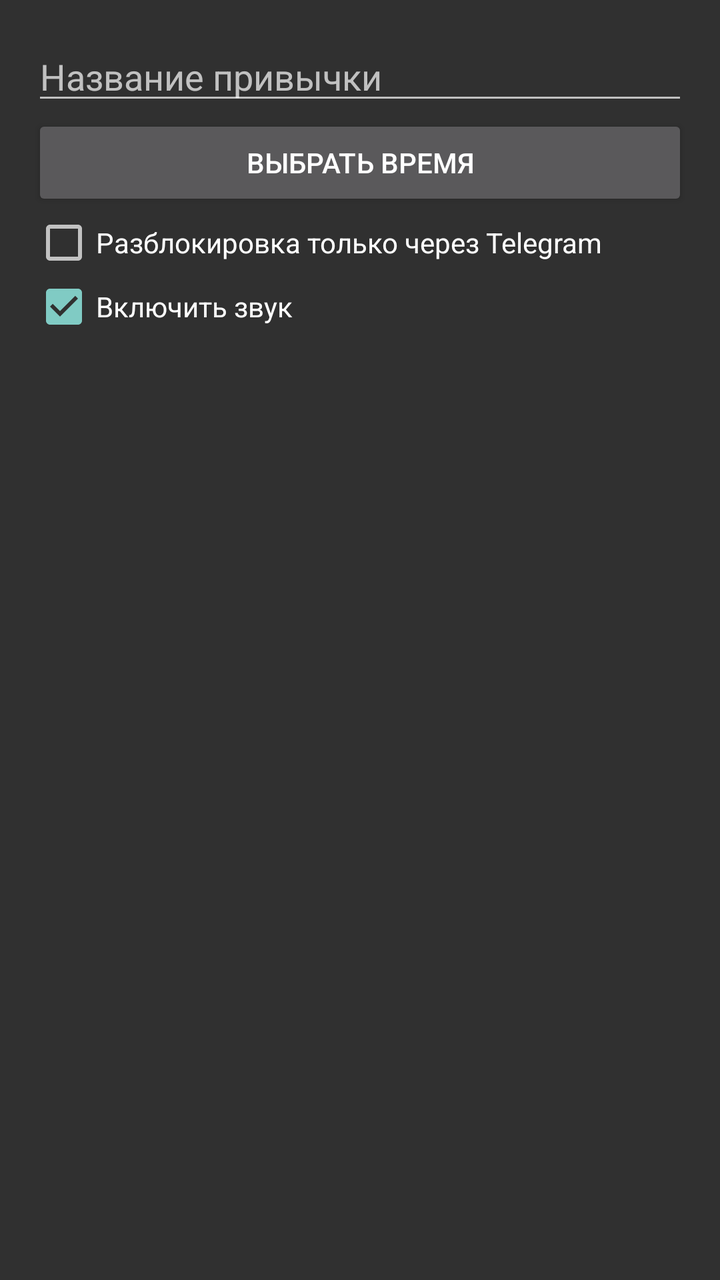
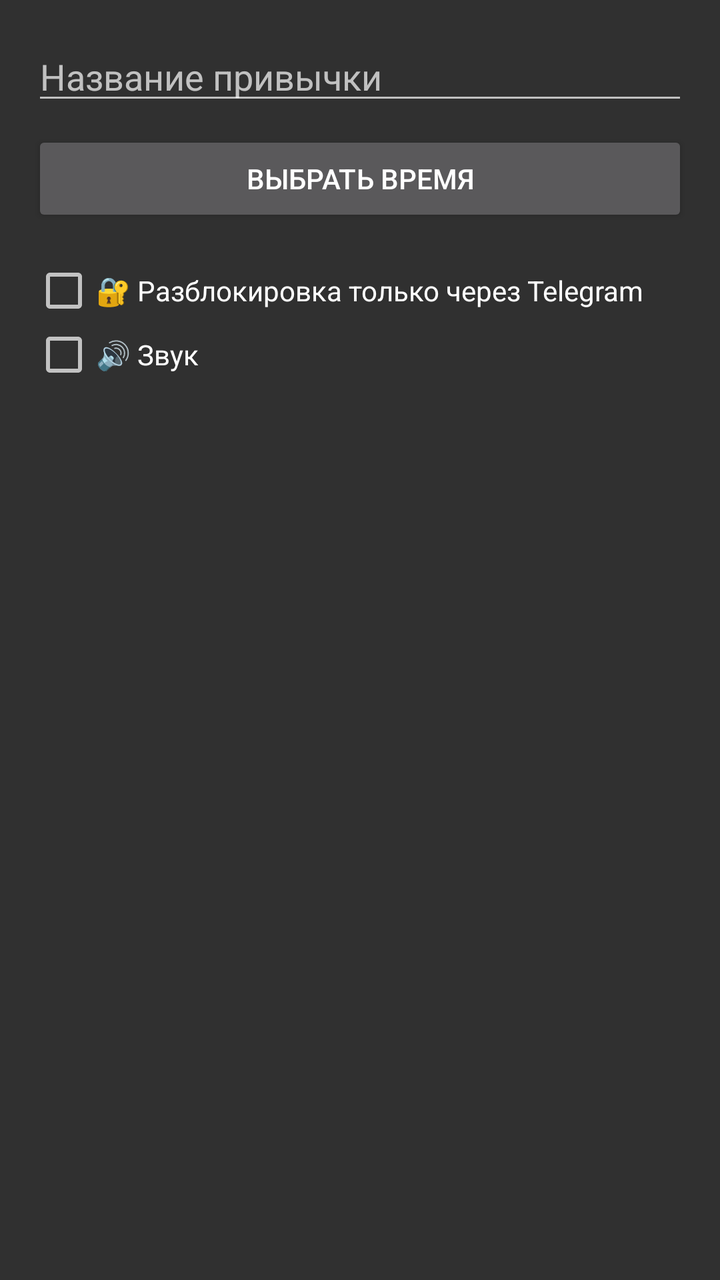

Two renders of the same Android screen: before a commit and after it. Below are the layout's source before the change and the commit's diff.
<!-- AndroidManifest.xml: application theme Theme.AppCompat.NoActionBar -->
<!-- res/layout/dialog_add_habit.xml -->
<?xml version="1.0" encoding="utf-8"?>
<LinearLayout xmlns:android="http://schemas.android.com/apk/res/android"
    android:layout_width="match_parent"
    android:layout_height="wrap_content"
    android:orientation="vertical"
    android:padding="16dp">

    <EditText
        android:id="@+id/habitName"
        android:layout_width="match_parent"
        android:layout_height="wrap_content"
        android:hint="Название привычки" />

    <Button
        android:id="@+id/btnSelectTime"
        android:layout_width="match_parent"
        android:layout_height="wrap_content"
        android:text="Выбрать время" />

    <CheckBox
        android:id="@+id/chkTelegramOnly"
        android:layout_width="wrap_content"
        android:layout_height="wrap_content"
        android:text="Разблокировка только через Telegram" />

    <CheckBox
        android:id="@+id/chkSound"
        android:layout_width="wrap_content"
        android:layout_height="wrap_content"
        android:text="Включить звук"
        android:checked="true" />

</LinearLayout>
<!-- resources referenced by this layout -->
<resources>

</resources>

<!-- the commit's change to res/layout/dialog_add_habit.xml (unified diff, before → after) -->
@@ -9,25 +9,26 @@
         android:id="@+id/habitName"
         android:layout_width="match_parent"
         android:layout_height="wrap_content"
-        android:hint="Название привычки" />
+        android:hint="Название привычки"
+        android:layout_marginBottom="8dp"/>
 
     <Button
         android:id="@+id/btnSelectTime"
         android:layout_width="match_parent"
         android:layout_height="wrap_content"
-        android:text="Выбрать время" />
+        android:text="Выбрать время"
+        android:layout_marginBottom="16dp"/>
 
     <CheckBox
         android:id="@+id/chkTelegramOnly"
         android:layout_width="wrap_content"
         android:layout_height="wrap_content"
-        android:text="Разблокировка только через Telegram" />
+        android:text="🔐 Разблокировка только через Telegram"/>
 
     <CheckBox
         android:id="@+id/chkSound"
         android:layout_width="wrap_content"
         android:layout_height="wrap_content"
-        android:text="Включить звук"
-        android:checked="true" />
+        android:text="🔊 Звук"/>
 
 </LinearLayout>
